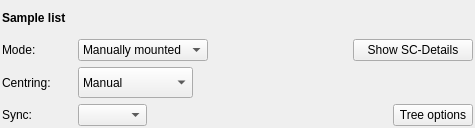
Qt form Bricks/widgets/ui_files/Qt4_sample_changer_widget_layout.ui (mxcube/mxcubeqt) before a commit.
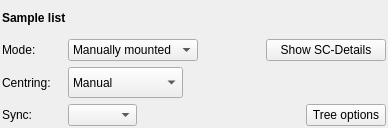
The same form after that commit.

Diff of the .ui file:
```diff
--- a/Bricks/widgets/ui_files/Qt4_sample_changer_widget_layout.ui
+++ b/Bricks/widgets/ui_files/Qt4_sample_changer_widget_layout.ui
@@ -6,7 +6,7 @@
    <rect>
     <x>0</x>
     <y>0</y>
-    <width>475</width>
+    <width>388</width>
     <height>128</height>
    </rect>
   </property>
@@ -59,13 +59,13 @@
          </property>
          <property name="minimumSize">
           <size>
-           <width>70</width>
+           <width>60</width>
            <height>0</height>
           </size>
          </property>
          <property name="maximumSize">
           <size>
-           <width>70</width>
+           <width>60</width>
            <height>16777215</height>
           </size>
          </property>
@@ -162,13 +162,13 @@
          </property>
          <property name="minimumSize">
           <size>
-           <width>70</width>
+           <width>60</width>
            <height>0</height>
           </size>
          </property>
          <property name="maximumSize">
           <size>
-           <width>70</width>
+           <width>60</width>
            <height>16777215</height>
           </size>
          </property>
@@ -232,13 +232,13 @@
         <widget class="QLabel" name="synch_label">
          <property name="minimumSize">
           <size>
-           <width>70</width>
+           <width>60</width>
            <height>0</height>
           </size>
          </property>
          <property name="maximumSize">
           <size>
-           <width>70</width>
+           <width>60</width>
            <height>16777215</height>
           </size>
          </property>
```
